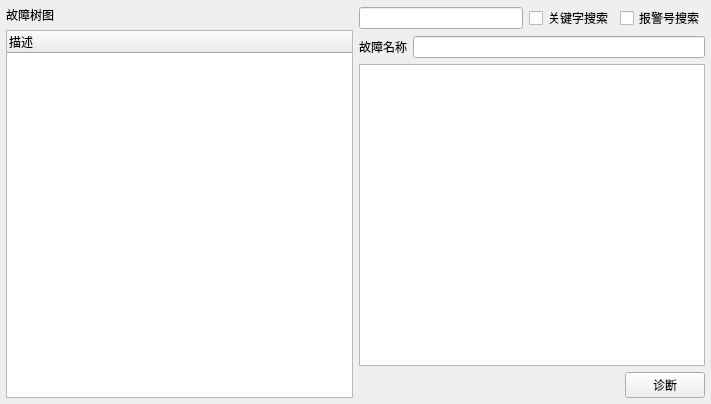
EGeeks/faultree, file zhenduanform.ui: the form before one commit.
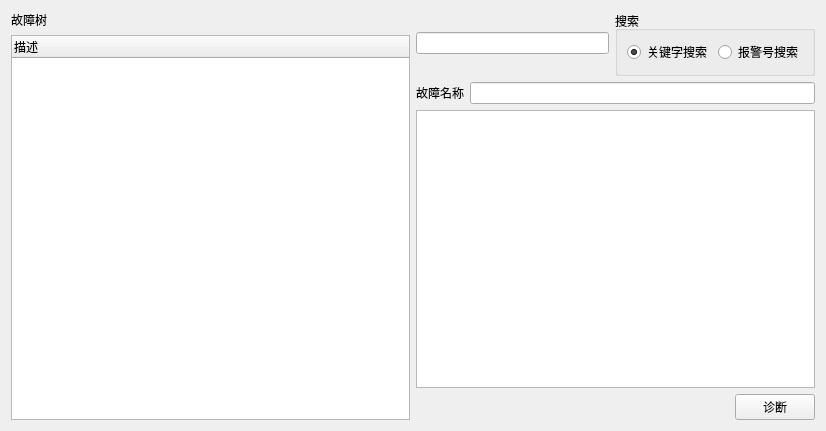
The form after the commit.

Commit message: #021: tree expand

Patch:
```diff
--- a/zhenduanform.ui
+++ b/zhenduanform.ui
@@ -6,35 +6,20 @@
    <rect>
     <x>0</x>
     <y>0</y>
-    <width>711</width>
-    <height>404</height>
+    <width>826</width>
+    <height>431</height>
    </rect>
   </property>
   <property name="windowTitle">
    <string>Form</string>
   </property>
-  <layout class="QHBoxLayout" name="horizontalLayout_4">
-   <property name="spacing">
-    <number>6</number>
-   </property>
-   <property name="leftMargin">
-    <number>6</number>
-   </property>
-   <property name="topMargin">
-    <number>6</number>
-   </property>
-   <property name="rightMargin">
-    <number>6</number>
-   </property>
-   <property name="bottomMargin">
-    <number>6</number>
-   </property>
+  <layout class="QHBoxLayout" name="horizontalLayout_5">
    <item>
     <layout class="QVBoxLayout" name="verticalLayout">
      <item>
       <widget class="QLabel" name="label_4">
        <property name="text">
-        <string>故障树图</string>
+        <string>故障树</string>
        </property>
       </widget>
      </item>
@@ -52,22 +37,43 @@
    <item>
     <layout class="QVBoxLayout" name="verticalLayout_2">
      <item>
-      <layout class="QHBoxLayout" name="horizontalLayout">
+      <layout class="QHBoxLayout" name="horizontalLayout_4">
        <item>
-        <widget class="QLineEdit" name="lineEdit_3"/>
+        <widget class="QLineEdit" name="lineEdit_search"/>
        </item>
        <item>
-        <widget class="QCheckBox" name="checkBox_3">
-         <property name="text">
-          <string>关键字搜索</string>
+        <widget class="QGroupBox" name="groupBox">
+         <property name="title">
+          <string>搜索</string>
          </property>
-        </widget>
-       </item>
-       <item>
-        <widget class="QCheckBox" name="checkBox_4">
-         <property name="text">
-          <string>报警号搜索</string>
+         <property name="flat">
+          <bool>false</bool>
          </property>
+         <property name="checkable">
+          <bool>false</bool>
+         </property>
+         <property name="checked">
+          <bool>false</bool>
+         </property>
+         <layout class="QHBoxLayout" name="horizontalLayout">
+          <item>
+           <widget class="QRadioButton" name="radioButton_keyWord">
+            <property name="text">
+             <string>关键字搜索</string>
+            </property>
+            <property name="checked">
+             <bool>true</bool>
+            </property>
+           </widget>
+          </item>
+          <item>
+           <widget class="QRadioButton" name="radioButton_alarmID">
+            <property name="text">
+             <string>报警号搜索</string>
+            </property>
+           </widget>
+          </item>
+         </layout>
         </widget>
        </item>
       </layout>
```
Left out of the diff: 4 changed lines with no effect on the pictures. The commit also changes 2 other files.
